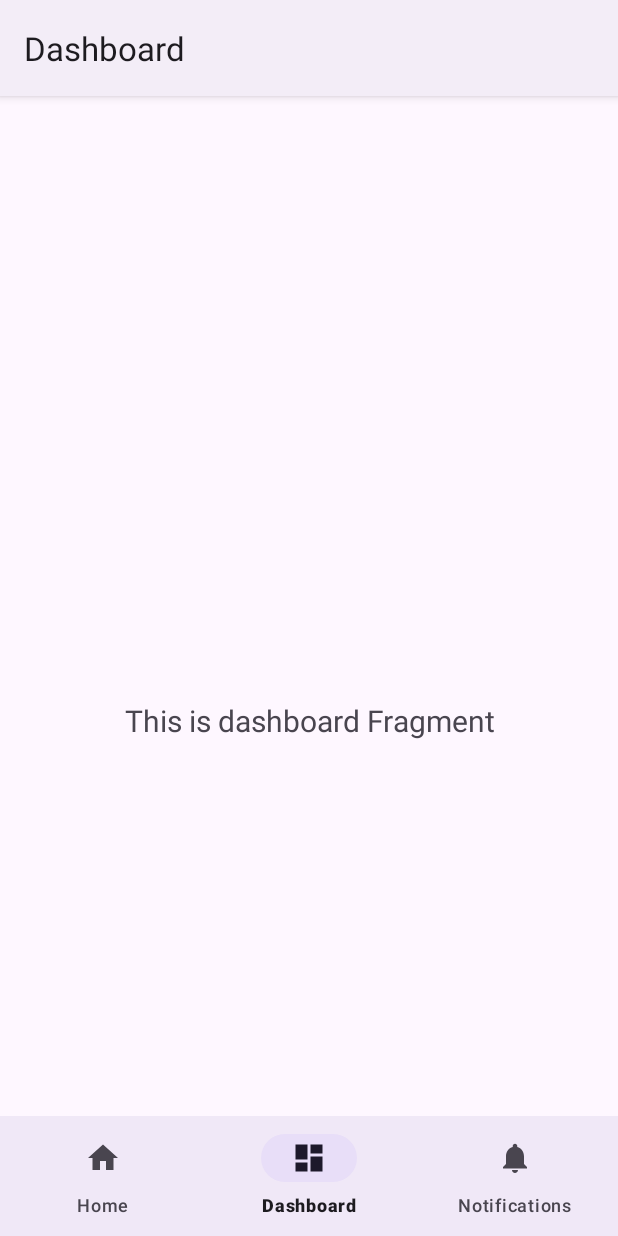
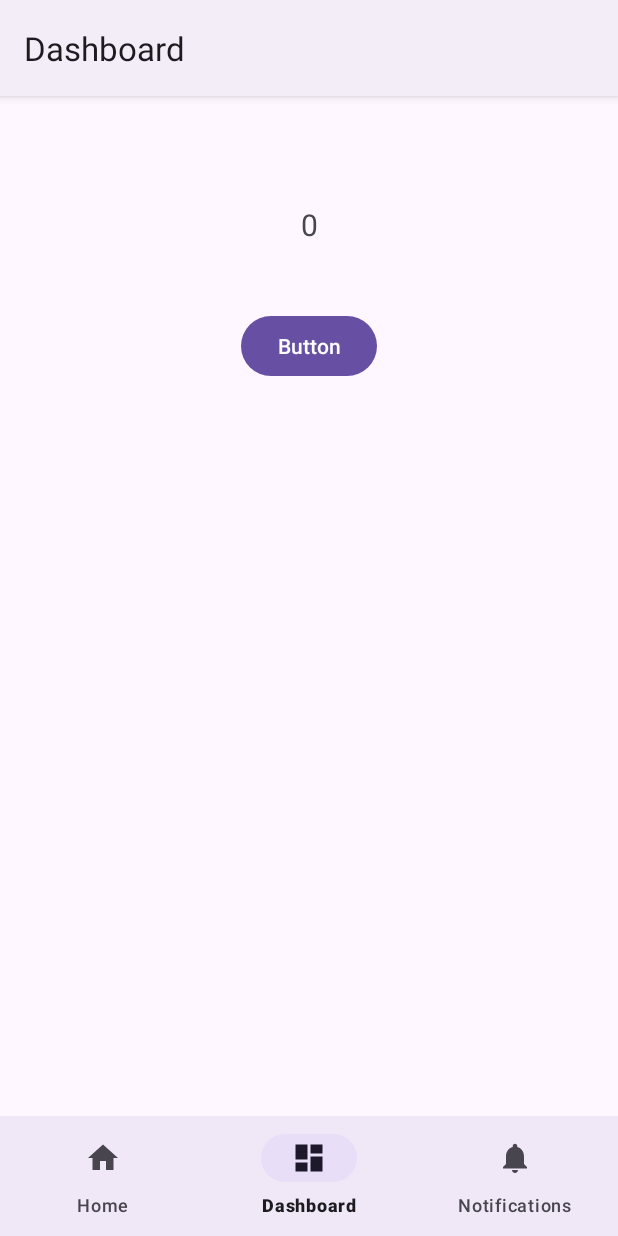
Before and after one commit to abdultanveer/B5standardapp, an Android app: the DashboardFragment screen opened through its navigation route, on a phone screen of 412 x 824 dp. Run offline under Robolectric (Android 15) with nearby library versions, the phone set to English and light mode, and no system bars; our stand-ins replace navigation-ui.

```diff
--- a/app/src/main/java/com/example/b5standardapp/ui/dashboard/DashboardFragment.kt
+++ b/app/src/main/java/com/example/b5standardapp/ui/dashboard/DashboardFragment.kt
@@ -29,9 +29,18 @@ class DashboardFragment : Fragment() {
         val root: View = binding.root
 
         val textView: TextView = binding.textDashboard
-        dashboardViewModel.text.observe(viewLifecycleOwner) {
+        /*dashboardViewModel.text.observe(viewLifecycleOwner) {
             textView.text = it
+        }*/
+        binding.textDashboard.text = dashboardViewModel.number.toString()
+
+        // var no = 0
+        binding.btnInc.setOnClickListener {
+           // no++
+            dashboardViewModel.addNumber()
+            binding.textDashboard.text = dashboardViewModel.number.toString()
         }
+
         return root
     }
 
--- a/app/src/main/java/com/example/b5standardapp/ui/dashboard/DashboardViewModel.kt
+++ b/app/src/main/java/com/example/b5standardapp/ui/dashboard/DashboardViewModel.kt
@@ -6,6 +6,12 @@ import androidx.lifecycle.ViewModel
 
 class DashboardViewModel : ViewModel() {
 
+    var number = 0
+
+    fun addNumber(){
+        number++
+    }
+
     private val _text = MutableLiveData<String>().apply {
         value = "This is dashboard Fragment"
     }
--- a/app/src/main/java/com/example/b5standardapp/ui/home/HomeFragment.kt
+++ b/app/src/main/java/com/example/b5standardapp/ui/home/HomeFragment.kt
@@ -35,6 +35,15 @@ class HomeFragment : Fragment() {
         return root
     }
 
+
+    override fun onStart() {
+        super.onStart()
+    }
+
+    override fun onPause() {
+        super.onPause()
+    }
+
     override fun onDestroyView() {
         super.onDestroyView()
         _binding = null
--- a/app/src/main/res/layout/fragment_dashboard.xml
+++ b/app/src/main/res/layout/fragment_dashboard.xml
@@ -15,8 +15,17 @@
         android:layout_marginEnd="8dp"
         android:textAlignment="center"
         android:textSize="20sp"
-        app:layout_constraintBottom_toBottomOf="parent"
         app:layout_constraintEnd_toEndOf="parent"
         app:layout_constraintStart_toStartOf="parent"
         app:layout_constraintTop_toTopOf="parent" />
+
+    <Button
+        android:id="@+id/btnInc"
+        android:layout_width="wrap_content"
+        android:layout_height="wrap_content"
+        android:layout_marginTop="43dp"
+        android:text="Button"
+        app:layout_constraintEnd_toEndOf="parent"
+        app:layout_constraintStart_toStartOf="parent"
+        app:layout_constraintTop_toBottomOf="@+id/text_dashboard" />
 </androidx.constraintlayout.widget.ConstraintLayout>
```
